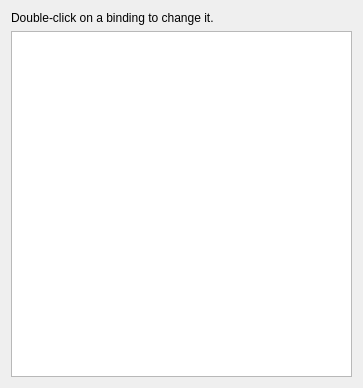
Above: src/yuzu/configuration/configure_hotkeys.ui from rorrim-rorrim/eden-alt before the change. Below: the same form after it.
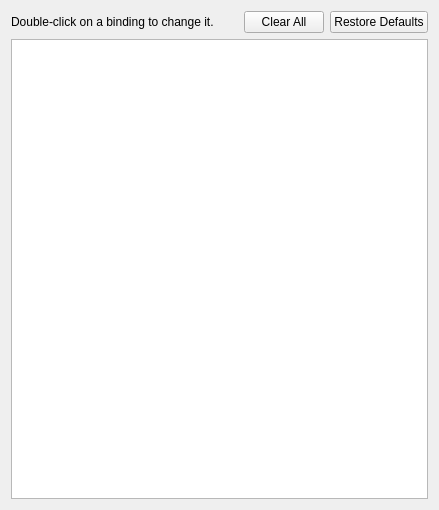
That is the form after the change.

Commit message: Add Restore Defaults and Clear options to hotkeys

Patch:
```diff
--- a/src/yuzu/configuration/configure_hotkeys.ui
+++ b/src/yuzu/configuration/configure_hotkeys.ui
@@ -6,8 +6,8 @@
    <rect>
     <x>0</x>
     <y>0</y>
-    <width>363</width>
-    <height>388</height>
+    <width>439</width>
+    <height>510</height>
    </rect>
   </property>
   <property name="windowTitle">
@@ -15,7 +15,7 @@
   </property>
   <layout class="QVBoxLayout" name="verticalLayout">
    <item>
-    <layout class="QVBoxLayout" name="verticalLayout_2">
+    <layout class="QHBoxLayout" name="horizontalLayout">
      <item>
       <widget class="QLabel" name="label_2">
        <property name="text">
@@ -23,6 +23,37 @@
        </property>
       </widget>
      </item>
+     <item>
+      <spacer name="horizontalSpacer">
+       <property name="orientation">
+        <enum>Qt::Horizontal</enum>
+       </property>
+       <property name="sizeHint" stdset="0">
+        <size>
+         <width>40</width>
+         <height>20</height>
+        </size>
+       </property>
+      </spacer>
+     </item>
+     <item>
+      <widget class="QPushButton" name="button_clear_all">
+       <property name="text">
+        <string>Clear All</string>
+       </property>
+      </widget>
+     </item>
+     <item>
+      <widget class="QPushButton" name="button_restore_defaults">
+       <property name="text">
+        <string>Restore Defaults</string>
+       </property>
+      </widget>
+     </item>
+    </layout>
+   </item>
+   <item>
+    <layout class="QVBoxLayout" name="verticalLayout_2">
      <item>
       <widget class="QTreeView" name="hotkey_list">
        <property name="editTriggers">
```
The commit also changes 4 other files.
